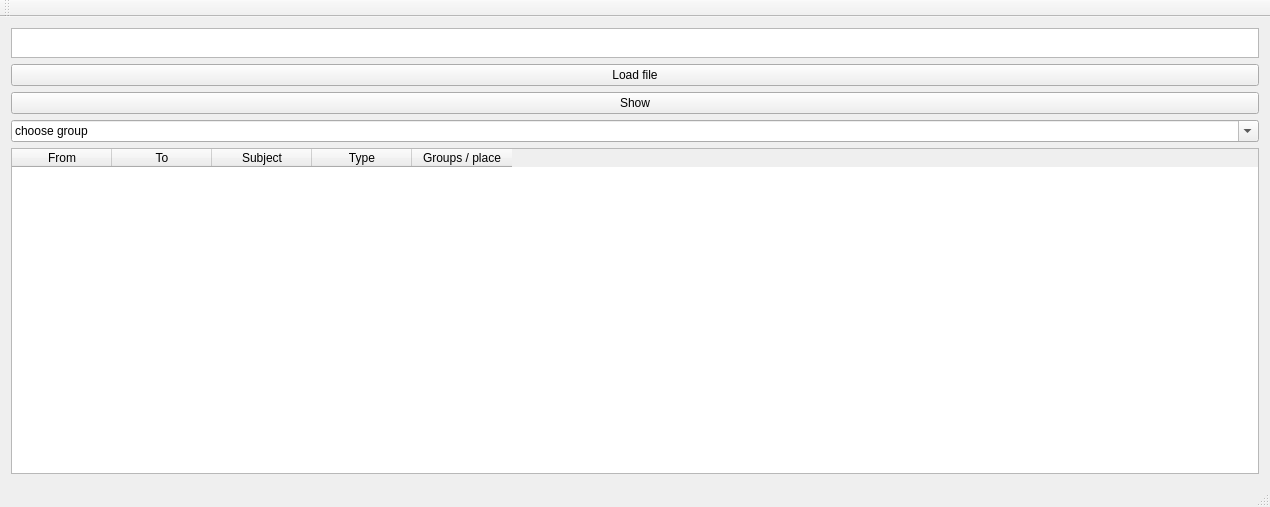
Before: the Qt Designer form mainwindow.ui in mdom90/pum-planalyzer, drawn with Qt 5.
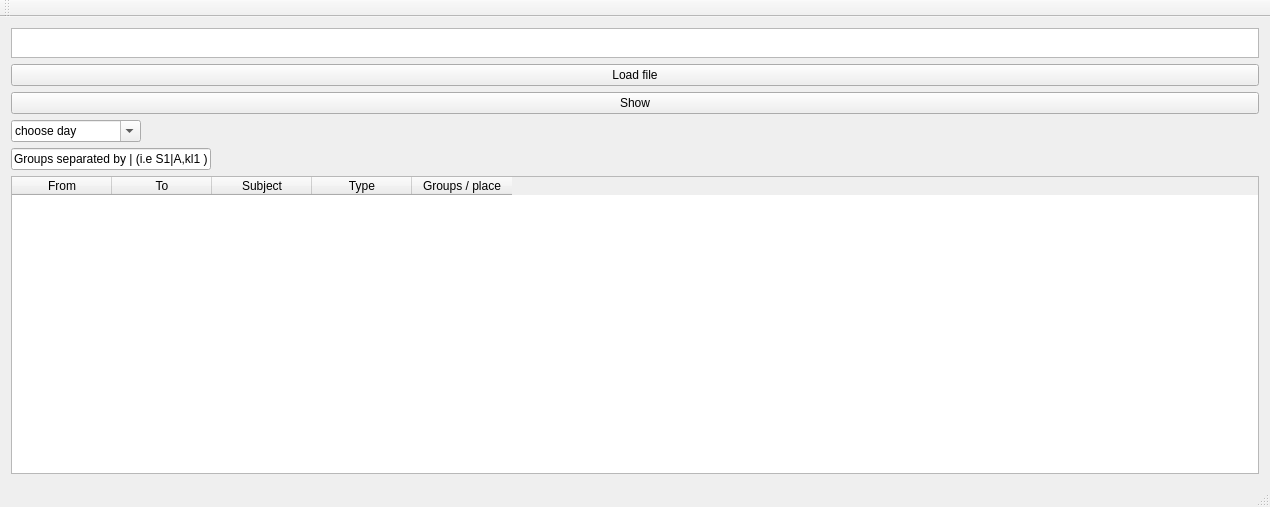
After: the same form once the commit is applied.

Commit message: Datastructure. Day data in tab of list

Patch:
```diff
--- a/mainwindow.ui
+++ b/mainwindow.ui
@@ -70,12 +70,46 @@
      </widget>
     </item>
     <item>
-     <widget class="QComboBox" name="comboBox">
+     <widget class="QComboBox" name="WeekDayBox">
+      <property name="sizePolicy">
+       <sizepolicy hsizetype="Fixed" vsizetype="Fixed">
+        <horstretch>0</horstretch>
+        <verstretch>0</verstretch>
+       </sizepolicy>
+      </property>
+      <property name="minimumSize">
+       <size>
+        <width>130</width>
+        <height>20</height>
+       </size>
+      </property>
       <property name="editable">
        <bool>true</bool>
       </property>
       <property name="currentText">
-       <string>choose group</string>
+       <string>choose day</string>
+      </property>
+      <property name="maxVisibleItems">
+       <number>7</number>
+      </property>
+     </widget>
+    </item>
+    <item>
+     <widget class="QLineEdit" name="GroupFilter_lineEdit">
+      <property name="sizePolicy">
+       <sizepolicy hsizetype="Fixed" vsizetype="Fixed">
+        <horstretch>0</horstretch>
+        <verstretch>0</verstretch>
+       </sizepolicy>
+      </property>
+      <property name="minimumSize">
+       <size>
+        <width>200</width>
+        <height>0</height>
+       </size>
+      </property>
+      <property name="text">
+       <string>Groups separated by | (i.e S1|A,kl1 )</string>
       </property>
      </widget>
     </item>
```
The commit also changes 4 other files.
